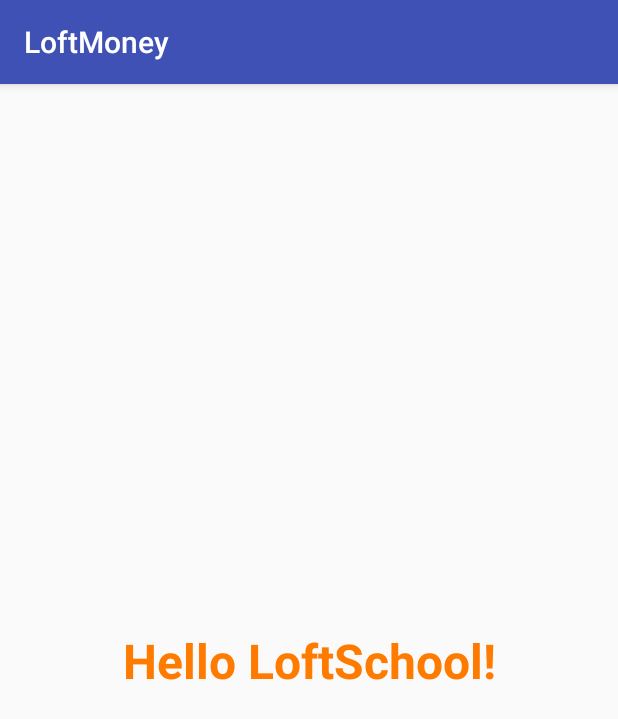
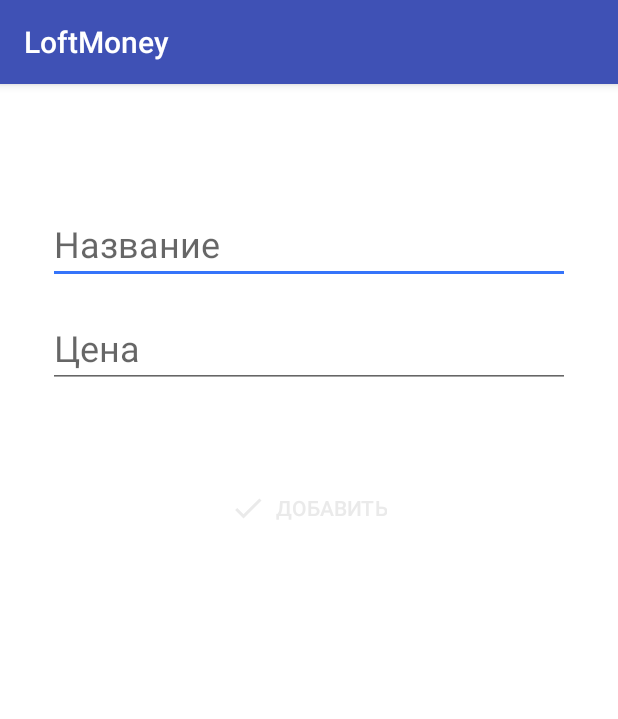
Before and after one commit to duhastudio/LoftMoney, an Android app: the screen it shows after launch (MainActivity before the commit, AddActivity after it), on a phone screen of 412 x 824 dp. Shown: the top 719 px of the screen. Run offline under Robolectric (Android 15) with nearby library versions, the phone set to English and light mode, and no system bars.

Commit message:
Add Activity

```diff
--- a/app/build.gradle
+++ b/app/build.gradle
@@ -1,11 +1,11 @@
 apply plugin: 'com.android.application'
 
 android {
-    compileSdkVersion 28
+    compileSdkVersion 27
     defaultConfig {
         applicationId "com.duhastudio.loftmoney"
         minSdkVersion 21
-        targetSdkVersion 28
+        targetSdkVersion 27
         versionCode 1
         versionName "1.0"
         testInstrumentationRunner "android.support.test.runner.AndroidJUnitRunner"
@@ -20,7 +20,7 @@ android {
 
 dependencies {
     implementation fileTree(dir: 'libs', include: ['*.jar'])
-    implementation 'com.android.support:appcompat-v7:28.0.0-rc01'
+    implementation 'com.android.support:appcompat-v7:27.1.1'
     implementation 'com.android.support.constraint:constraint-layout:1.1.2'
     testImplementation 'junit:junit:4.12'
     androidTestImplementation 'com.android.support.test:runner:1.0.2'
--- a/app/src/main/AndroidManifest.xml
+++ b/app/src/main/AndroidManifest.xml
@@ -10,12 +10,16 @@
         android:supportsRtl="true"
         android:theme="@style/AppTheme">
         <activity android:name=".MainActivity">
+
+        </activity>
+
+            <activity android:name=".AddActivity">
             <intent-filter>
                 <action android:name="android.intent.action.MAIN" />
-
                 <category android:name="android.intent.category.LAUNCHER" />
             </intent-filter>
         </activity>
+
     </application>
 
 </manifest>
--- /dev/null
+++ b/app/src/main/java/com/duhastudio/loftmoney/AddActivity.java
@@ -0,0 +1,54 @@
+package com.duhastudio.loftmoney;
+
+import android.annotation.SuppressLint;
+import android.os.Bundle;
+import android.support.v7.app.AppCompatActivity;
+import android.text.Editable;
+import android.text.TextUtils;
+import android.text.TextWatcher;
+import android.widget.Button;
+import android.widget.EditText;
+
+public class AddActivity extends AppCompatActivity {
+
+
+    private EditText nameInput;
+    private EditText priceInput;
+    private Button addBtn;
+
+    @SuppressLint("WrongViewCast")
+    @Override
+    protected void onCreate(Bundle savedInstanceState) {
+        super.onCreate(savedInstanceState);
+        setContentView(R.layout.activity_add);
+
+        nameInput = findViewById(R.id.name);
+        priceInput = findViewById(R.id.price);
+        addBtn = findViewById(R.id.add_btn);
+
+        nameInput.addTextChangedListener(new TextWatcher() {
+            @Override
+            public void beforeTextChanged(CharSequence s, int start, int count, int after) { }
+
+            @Override
+            public void onTextChanged(CharSequence s, int start, int before, int count) { }
+
+            @Override
+            public void afterTextChanged(Editable editable) {
+             addBtn.setEnabled(TextUtils.isEmpty(editable));
+            }
+        });
+        priceInput.addTextChangedListener(new TextWatcher() {
+            @Override
+            public void beforeTextChanged(CharSequence s, int start, int count, int after) { }
+
+            @Override
+            public void onTextChanged(CharSequence s, int start, int before, int count) { }
+
+            @Override
+            public void afterTextChanged(Editable s) {
+                addBtn.setEnabled(!TextUtils.isEmpty(s));
+            }
+        });
+    }
+}
--- /dev/null
+++ b/app/src/main/res/color/color_button_text.xml
@@ -0,0 +1,5 @@
+<?xml version="1.0" encoding="utf-8"?>
+<selector xmlns:android="http://schemas.android.com/apk/res/android">
+<item android:color="@color/btn_color_disabled" android:state_enabled="false"/>
+<item android:color="@color/btn_color_enabled" android:state_enabled="true"/>
+</selector>
--- /dev/null
+++ b/app/src/main/res/drawable/ic_check.xml
@@ -0,0 +1,5 @@
+<?xml version="1.0" encoding="utf-8"?>
+<selector xmlns:android="http://schemas.android.com/apk/res/android">
+<item android:drawable="@drawable/ic_check_green" android:state_enabled="true"/>
+<item android:drawable="@drawable/ic_check_gray" android:state_enabled="false"/>
+</selector>
--- /dev/null
+++ b/app/src/main/res/drawable/ic_check_gray.xml
@@ -0,0 +1,12 @@
+<vector xmlns:android="http://schemas.android.com/apk/res/android"
+        android:width="24dp"
+        android:height="24dp"
+        android:viewportWidth="24.0"
+        android:viewportHeight="24.0">
+
+
+    <path
+
+        android:fillColor="@color/btn_color_disabled"
+        android:pathData="M9,16.17L4.83,12l-1.42,1.41L9,19 21,7l-1.41,-1.41z"/>
+</vector>
--- /dev/null
+++ b/app/src/main/res/drawable/ic_check_green.xml
@@ -0,0 +1,12 @@
+<vector xmlns:android="http://schemas.android.com/apk/res/android"
+        android:width="24dp"
+        android:height="24dp"
+        android:viewportWidth="24.0"
+        android:viewportHeight="24.0">
+
+
+    <path
+
+        android:fillColor="@color/btn_color_enabled"
+        android:pathData="M9,16.17L4.83,12l-1.42,1.41L9,19 21,7l-1.41,-1.41z"/>
+</vector>
--- /dev/null
+++ b/app/src/main/res/layout/activity_add.xml
@@ -0,0 +1,50 @@
+<?xml version="1.0" encoding="utf-8"?>
+<LinearLayout xmlns:android="http://schemas.android.com/apk/res/android"
+    xmlns:tools="http://schemas.android.com/tools"
+    android:layout_width="match_parent"
+    android:layout_height="match_parent"
+    android:background="@color/white"
+    android:orientation="vertical"
+    tools:context=".AddActivity">
+
+
+    <EditText
+        android:id="@+id/name"
+        android:layout_width="match_parent"
+        android:layout_height="wrap_content"
+        android:layout_marginEnd="32dp"
+        android:layout_marginStart="32dp"
+        android:layout_marginTop="80dp"
+        android:hint="@string/add_hint_name"
+        android:inputType="textCapSentences"
+        android:textColor="@color/lightish_blue"
+        android:textSize="24sp" />
+
+    <EditText
+        android:id="@+id/price"
+        android:layout_width="match_parent"
+        android:layout_height="wrap_content"
+        android:layout_marginEnd="32dp"
+        android:layout_marginStart="32dp"
+        android:layout_marginTop="16dp"
+        android:hint="@string/add_hint_price"
+        android:inputType="number"
+        android:textColor="@color/lightish_blue"
+        android:textSize="24sp" />
+
+    <Button
+        android:id="@+id/add_btn"
+        android:layout_width="wrap_content"
+        android:layout_height="wrap_content"
+        android:layout_gravity="center_horizontal"
+        android:layout_marginTop="56dp"
+        android:background="@null"
+        android:drawablePadding="6dp"
+        android:drawableStart="@drawable/ic_check"
+        android:enabled="false"
+        android:paddingEnd="16dp"
+        android:paddingStart="16dp"
+        android:text="@string/add_btn"
+        android:textColor="@color/color_button_text"
+        android:textSize="14sp" />
+</LinearLayout>
--- a/app/src/main/res/values/colors.xml
+++ b/app/src/main/res/values/colors.xml
@@ -2,10 +2,17 @@
 <resources>
     <color name="colorPrimary">#3F51B5</color>
     <color name="colorPrimaryDark">#303F9F</color>
-    <color name="colorAccent">#FF4081</color>
+    <color name="colorAccent">#3574fa</color>
 
     <color name="white">#ffffff</color>
     <color name="black">#000000</color>
     <color name="transparent">#00000000</color>
     <color name="text_color">#ff7b00</color>
+
+    <color name="lightish_blue">#3574fa</color>
+    <color name="apple_green">#7ed321</color>
+    <color name="white_three">#eaeaea</color>
+
+    <color name="btn_color_enabled">@color/apple_green</color>
+    <color name="btn_color_disabled">@color/white_three</color>
 </resources>
--- a/app/src/main/res/values/strings.xml
+++ b/app/src/main/res/values/strings.xml
@@ -1,4 +1,9 @@
 <resources>
     <string name="app_name">LoftMoney</string>
+
+    <!-- Add screen -->
+    <string name="add_hint_name">Название</string>
+    <string name="add_hint_price">Цена</string>
     <string name="hello_loftschool">Hello LoftSchool!</string>
+    <string name="add_btn">Добавить</string>
 </resources>
--- a/app/src/main/res/values/styles.xml
+++ b/app/src/main/res/values/styles.xml
@@ -1,7 +1,7 @@
 <resources>
 
     <!-- Base application theme. -->
-    <style name="AppTheme" parent="Base.Theme.AppCompat.Light.DarkActionBar">
+    <style name="AppTheme" parent="Theme.AppCompat.Light.DarkActionBar">
         <!-- Customize your theme here. -->
         <item name="colorPrimary">@color/colorPrimary</item>
         <item name="colorPrimaryDark">@color/colorPrimaryDark</item>
```
